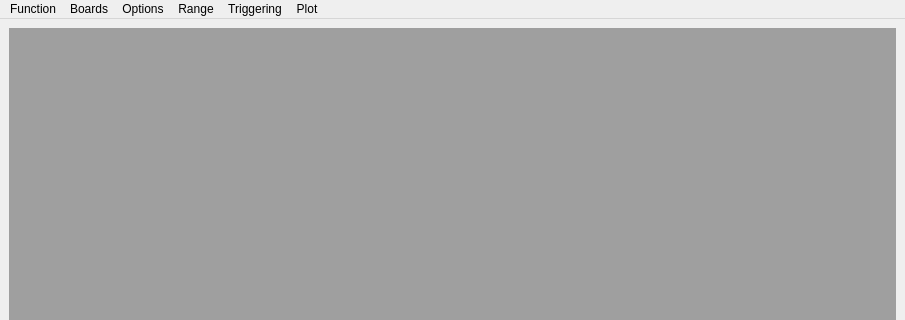
The window that mainwindow.ui (MccDv/mdihattest) describes before a commit, drawn with Qt 5; both pictures show x 0 to 905 and y 0 to 320 of the 905 by 600 pixel window.
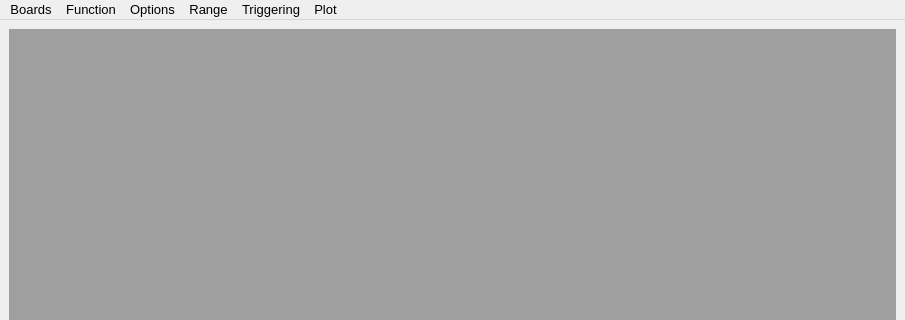
The same window after the commit.

Diff of the .ui file:
```diff
--- a/mainwindow.ui
+++ b/mainwindow.ui
@@ -168,10 +168,20 @@
      <x>0</x>
      <y>0</y>
      <width>905</width>
-     <height>22</height>
+     <height>19</height>
     </rect>
    </property>
+   <property name="font">
+    <font>
+     <pointsize>10</pointsize>
+    </font>
+   </property>
    <widget class="QMenu" name="menuOptions">
+    <property name="font">
+     <font>
+      <pointsize>10</pointsize>
+     </font>
+    </property>
     <property name="title">
      <string>Options</string>
     </property>
@@ -199,6 +209,11 @@
     <addaction name="actionVolts_vs_Time"/>
    </widget>
    <widget class="QMenu" name="menuFunction">
+    <property name="font">
+     <font>
+      <pointsize>10</pointsize>
+     </font>
+    </property>
     <property name="title">
      <string>Function</string>
     </property>
@@ -214,8 +229,8 @@
     </property>
     <addaction name="actionLoad_Queue"/>
    </widget>
-   <addaction name="menuFunction"/>
    <addaction name="menuBoards"/>
+   <addaction name="menuFunction"/>
    <addaction name="menuOptions"/>
    <addaction name="menuRange"/>
    <addaction name="menuTriggering"/>
```
Left out of the diff: 74 changed lines with no effect on the pictures.
